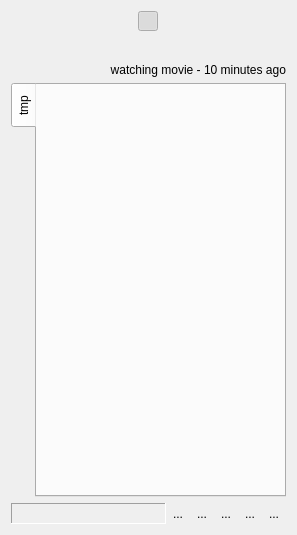
The window that src/MainWindow.ui (asolfre/qwit) describes before a commit, drawn with Qt 5.
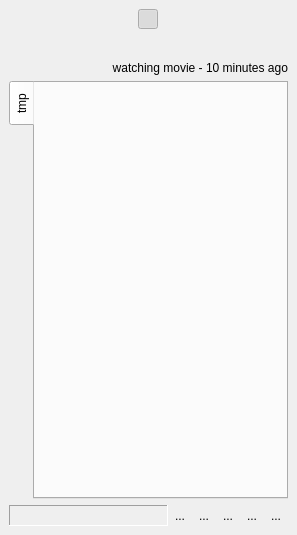
The same window after the commit. Icons and pictures are not drawn.

Commit message: Applied patch from issue 134 - converted QDialog to QMainWindow

Diff of the .ui file:
```diff
--- a/src/MainWindow.ui
+++ b/src/MainWindow.ui
@@ -1,7 +1,7 @@
 <?xml version="1.0" encoding="UTF-8"?>
 <ui version="4.0">
  <class>MainWindow</class>
- <widget class="QDialog" name="MainWindow">
+ <widget class="QMainWindow" name="MainWindow">
   <property name="geometry">
    <rect>
     <x>0</x>
@@ -17,6 +17,7 @@
    <iconset resource="../qwit.qrc">
     <normaloff>:/images/qwit.png</normaloff>:/images/qwit.png</iconset>
   </property>
+  <widget class="QWidget" name="centralWidget">
   <layout class="QGridLayout" name="gridLayout">
    <item row="0" column="0">
     <layout class="QVBoxLayout" name="verticalLayout">
@@ -256,6 +257,7 @@
     </layout>
    </item>
   </layout>
+  </widget>
  </widget>
  <resources>
   <include location="../qwit.qrc"/>
```
The commit also changes 2 other files.
